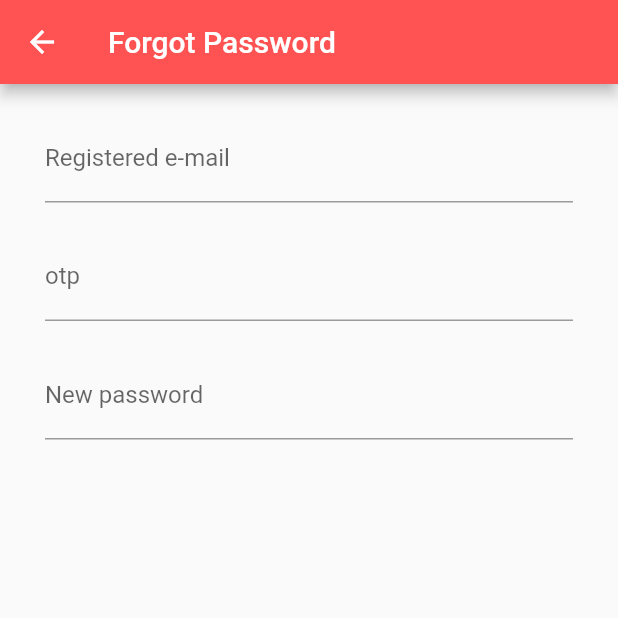
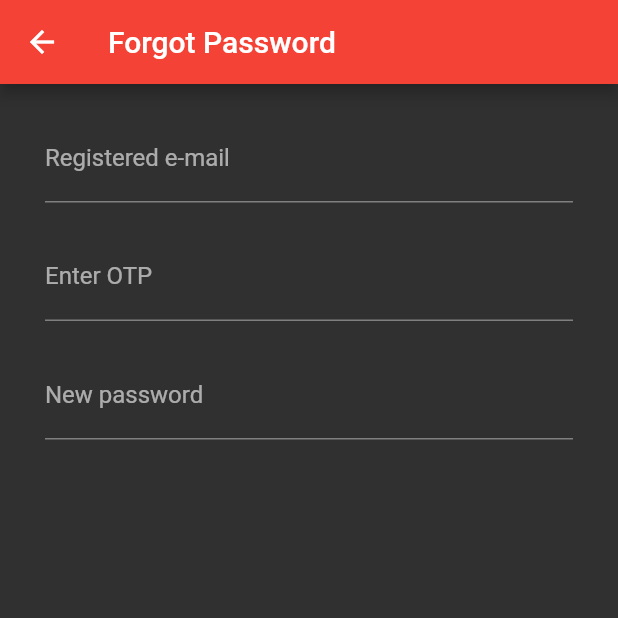
Before and after one commit to GENIE-5/SAVIOUR-RudhiraSarovar, a Flutter app: the screen it shows after launch, after a tap on "Forgot password?", on a phone screen of 412 x 824 dp, the top half of it. Run offline on Flutter 3.47's test engine with Material 2 defaults, Android fonts, the phone set to English and light mode, and no system bars; our stand-ins replace cloud_firestore, firebase_auth, firebase_core, firebase_storage, geocoding, geolocator and 3 more; accounts and stored records are empty.

Commit message:
ui changes

```diff
--- a/saviour_flutter_app/lib/main.dart
+++ b/saviour_flutter_app/lib/main.dart
@@ -30,6 +30,7 @@ class _MyAppState extends State<MyApp> {
             theme: ThemeData(
               primaryColor: Colors.black,
               accentColor: Colors.black,
+              brightness: Brightness.dark,
             )));
   }
 }
--- a/saviour_flutter_app/lib/screens/DonorRequest.dart
+++ b/saviour_flutter_app/lib/screens/DonorRequest.dart
@@ -12,7 +12,7 @@ class _DonorRequestScreenState extends State<DonorRequestScreen> {
   Widget build(BuildContext context) {
     return Scaffold(
       appBar: AppBar(
-        backgroundColor: Colors.redAccent,
+        backgroundColor: Colors.red,
         title: Text("Request List"),
       ),
     );
--- a/saviour_flutter_app/lib/screens/forgotPasswordScreen.dart
+++ b/saviour_flutter_app/lib/screens/forgotPasswordScreen.dart
@@ -14,7 +14,7 @@ class _ForgetPasswordScreenState extends State<ForgetPasswordScreen> {
     return Scaffold(
       appBar: AppBar(
         title: Text("Forgot Password"),
-        backgroundColor: Colors.redAccent[200],
+        backgroundColor: Colors.red,
       ),
       body: Container(
         child: Column(
@@ -39,7 +39,7 @@ class _ForgetPasswordScreenState extends State<ForgetPasswordScreen> {
                     TextFormField(
                       keyboardType: TextInputType.number,
                       decoration: InputDecoration(
-                        labelText: 'otp',
+                        labelText: 'Enter OTP',
                         hintText: '234566',
                         border: UnderlineInputBorder(),
                       ),
--- a/saviour_flutter_app/lib/screens/mapscreen.dart
+++ b/saviour_flutter_app/lib/screens/mapscreen.dart
@@ -57,7 +57,7 @@ class _GoogleMapScreenState extends State<GoogleMapScreen> {
     return Scaffold(
       appBar: AppBar(
         title: Text("Maps"),
-        backgroundColor: Colors.redAccent,
+        backgroundColor: Colors.red,
         actions: [
           IconButton(
             onPressed: () async {
--- a/saviour_flutter_app/lib/screens/requestScreen.dart
+++ b/saviour_flutter_app/lib/screens/requestScreen.dart
@@ -48,7 +48,7 @@ class _RequestScreenState extends State<RequestScreen> {
           },
         ),
         title: Text("Request Blood"),
-        backgroundColor: Colors.redAccent,
+        backgroundColor: Colors.red,
       ),
       body: SingleChildScrollView(
         child: Container(
--- a/saviour_flutter_app/lib/screens/signinscreen.dart
+++ b/saviour_flutter_app/lib/screens/signinscreen.dart
@@ -130,7 +130,7 @@ class _SignInPageState extends State<SignInPage> {
                             child: Text("Forgot password?"),
                             style: ButtonStyle(
                                 foregroundColor:
-                                    MaterialStateProperty.all(Colors.red[300])),
+                                    MaterialStateProperty.all(Colors.red)),
                           ),
                         ],
                       ),
```
Also changed, not shown: saviour_flutter_app/lib/screens/about.dart (+18 -3 lines), saviour_flutter_app/lib/screens/cards.dart (+10 -30 lines).
